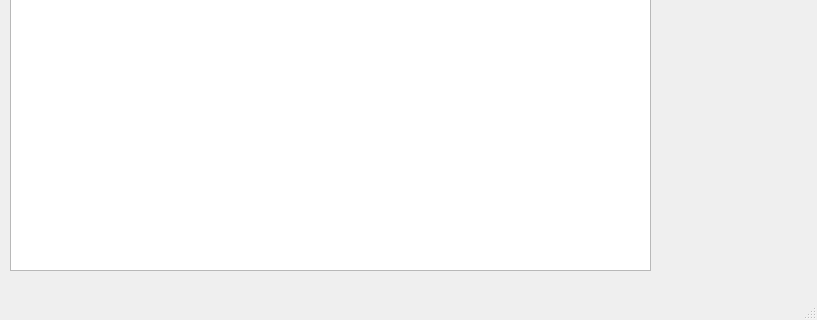
Qt form client/main_window.ui (Taifin/ChitChat) before a commit; both pictures show x 0 to 817 and y 280 to 600 of the 817 by 600 pixel window.
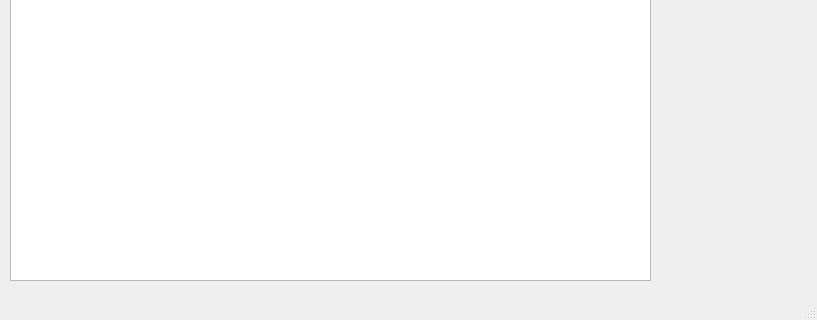
The same form after that commit.

```diff
--- a/client/main_window.ui
+++ b/client/main_window.ui
@@ -43,7 +43,7 @@
       <number>10</number>
      </property>
      <property name="bottomMargin">
-      <number>10</number>
+      <number>0</number>
      </property>
      <item>
       <widget class="QGraphicsView" name="room_view"/>
```
